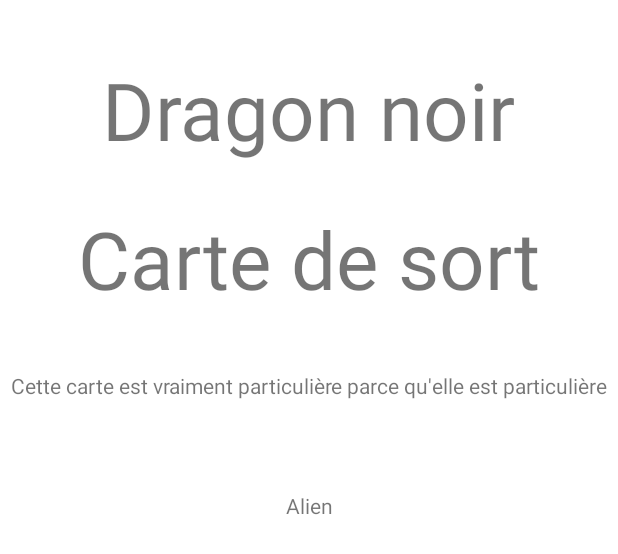
After one commit to Nawerxlash/ErwanLepelletierPM, an Android app: the layout fragment_card_detail.xml on its own in the app's theme, with its tools: preview values and no code run, on a phone screen of 412 x 824 dp. The commit adds this screen. Shown: the top 554 px of the screen. Run offline under Robolectric (Android 15) with nearby library versions, the phone set to English and light mode, and no system bars.

Commit message:
Détails de la card API

```diff
--- a/app/src/main/java/com/example/erwanlepelletierpm/presentation/api/YugiApi.kt
+++ b/app/src/main/java/com/example/erwanlepelletierpm/presentation/api/YugiApi.kt
@@ -2,10 +2,14 @@ package com.example.erwanlepelletierpm.presentation.api
 
 import retrofit2.Call
 import retrofit2.http.GET
+import retrofit2.http.Path
 
 
 interface YugiApi {
     @GET("cardinfo.php")
     fun getYugiList(): Call<YugiohResponse>
 
+    @GET("cardinfo.php/{{id}}")
+    fun getYugiDetail(@Path("id") id: String): Call<YugiohDetailResponse>
+
 }
--- a/app/src/main/java/com/example/erwanlepelletierpm/presentation/list/Card.kt
+++ b/app/src/main/java/com/example/erwanlepelletierpm/presentation/list/Card.kt
@@ -2,5 +2,9 @@ package com.example.erwanlepelletierpm.presentation.list
 
 data class Card (
     val name: String,
-    val id : Int
+    val id : Int,
+    val type: String,
+    val desc: String,
+    val race: String,
+    val archetype: String,
 )
--- /dev/null
+++ b/app/src/main/res/layout/fragment_card_detail.xml
@@ -0,0 +1,58 @@
+<?xml version="1.0" encoding="utf-8"?>
+<androidx.constraintlayout.widget.ConstraintLayout xmlns:android="http://schemas.android.com/apk/res/android"
+    xmlns:app="http://schemas.android.com/apk/res-auto"
+    xmlns:tools="http://schemas.android.com/tools"
+    android:layout_width="match_parent"
+    android:layout_height="match_parent"
+    tools:context=".presentation.detail.CardDetailFragment">
+
+ <TextView
+     android:id="@+id/card_detail_name"
+     android:layout_width="wrap_content"
+     android:layout_height="wrap_content"
+     android:textSize="80px"
+     app:layout_constraintBottom_toBottomOf="parent"
+     app:layout_constraintEnd_toEndOf="parent"
+     app:layout_constraintStart_toStartOf="parent"
+     app:layout_constraintTop_toTopOf="parent"
+     app:layout_constraintVertical_bias="0.05"
+     tools:text="Dragon noir" />
+
+ <TextView
+     android:id="@+id/card_detail_description"
+     android:layout_width="wrap_content"
+     android:layout_height="wrap_content"
+     app:layout_constraintBottom_toBottomOf="parent"
+     app:layout_constraintEnd_toEndOf="parent"
+     app:layout_constraintStart_toStartOf="parent"
+     app:layout_constraintTop_toTopOf="parent"
+     app:layout_constraintVertical_bias="0.307"
+     tools:text="Cette carte est vraiment particulière parce qu'elle est particulière" />
+
+ <TextView
+     android:id="@+id/card_detail_type"
+     android:layout_width="wrap_content"
+     android:layout_height="wrap_content"
+     android:textSize="80px"
+     app:layout_constraintBottom_toBottomOf="parent"
+     app:layout_constraintEnd_toEndOf="parent"
+     app:layout_constraintHorizontal_bias="0.497"
+     app:layout_constraintStart_toStartOf="parent"
+     app:layout_constraintTop_toTopOf="parent"
+     app:layout_constraintVertical_bias="0.182"
+     tools:text="Carte de sort" />
+
+
+ <TextView
+     android:id="@+id/card_detail_archetype"
+     android:layout_width="wrap_content"
+     android:layout_height="wrap_content"
+     app:layout_constraintBottom_toBottomOf="parent"
+     app:layout_constraintEnd_toEndOf="parent"
+     app:layout_constraintStart_toStartOf="parent"
+     app:layout_constraintTop_toTopOf="parent"
+     app:layout_constraintVertical_bias="0.407"
+     tools:text="Alien" />
+
+
+</androidx.constraintlayout.widget.ConstraintLayout>
--- a/app/src/main/res/layout/fragment_yugi_list.xml
+++ b/app/src/main/res/layout/fragment_yugi_list.xml
@@ -8,7 +8,7 @@
     tools:context=".presentation.list.YugiListFragment">
 
     <androidx.recyclerview.widget.RecyclerView
-        android:id="@+id/genshin_recyclerview"
+        android:id="@+id/yugioh_recyclerview"
         android:layout_width="match_parent"
         android:layout_height="match_parent"
         app:layout_constraintBottom_toBottomOf="parent"
```
Also changed, not shown: app/src/main/java/com/example/erwanlepelletierpm/presentation/SecondFragment.kt (deleted, +0 -32 lines), app/src/main/java/com/example/erwanlepelletierpm/presentation/Singletons.kt (added, +15 -0 lines), app/src/main/java/com/example/erwanlepelletierpm/presentation/api/YugiohDetailResponse.kt (added, +15 -0 lines), app/src/main/java/com/example/erwanlepelletierpm/presentation/detail/CardDetailFragment.kt (added, +73 -0 lines), app/src/main/java/com/example/erwanlepelletierpm/presentation/list/YugiListFragment.kt (+15 -19 lines), app/src/main/res/layout/fragment_second.xml (deleted, +0 -27 lines), app/src/main/res/navigation/nav_graph.xml (+6 -3 lines), app/src/main/java/com/example/erwanlepelletierpm/presentation/api/YugiohResponse.kt (line endings or trailing spaces).
